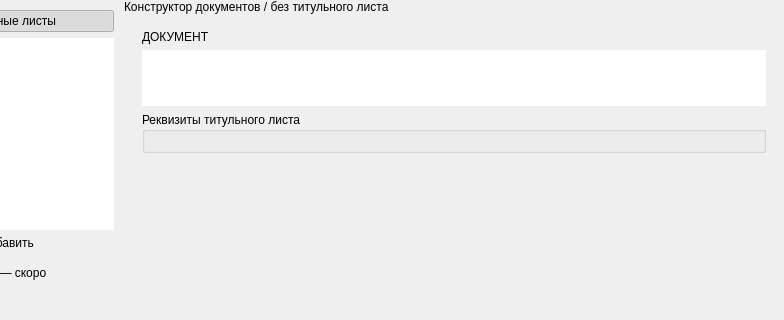
First picture: the form in src/ui/designer/constructor_window.ui, repository bordaregos/Voskresensk_ballons, before the edit; both pictures show x 116 to 900 and y 0 to 320 of the 900 by 640 pixel window.
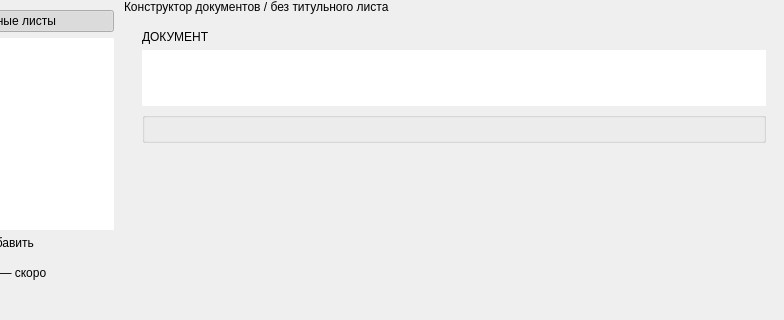
Second picture: the form after the edit.

Commit message: feat: Допил фунционала титульного листа в Конструкторе.

```diff
--- a/src/ui/designer/constructor_window.ui
+++ b/src/ui/designer/constructor_window.ui
@@ -170,7 +170,7 @@
              </item>
              <item>
               <widget class="QGroupBox" name="fieldsPanel">
-               <property name="title"><string>Реквизиты титульного листа</string></property>
+               <property name="title"><string/></property>
                <property name="visible"><bool>false</bool></property>
                <layout class="QFormLayout" name="titleFieldsLayout"/>
               </widget>
```
The commit also changes 13 other files.
